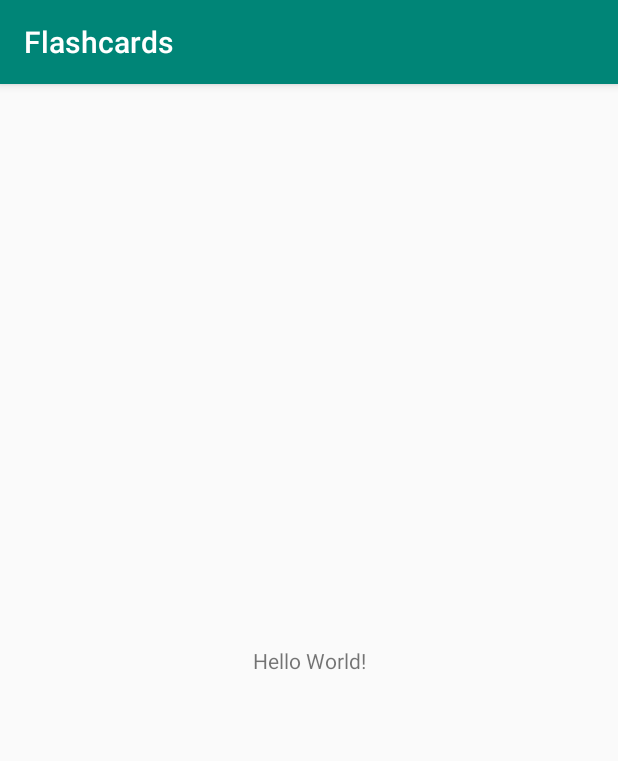
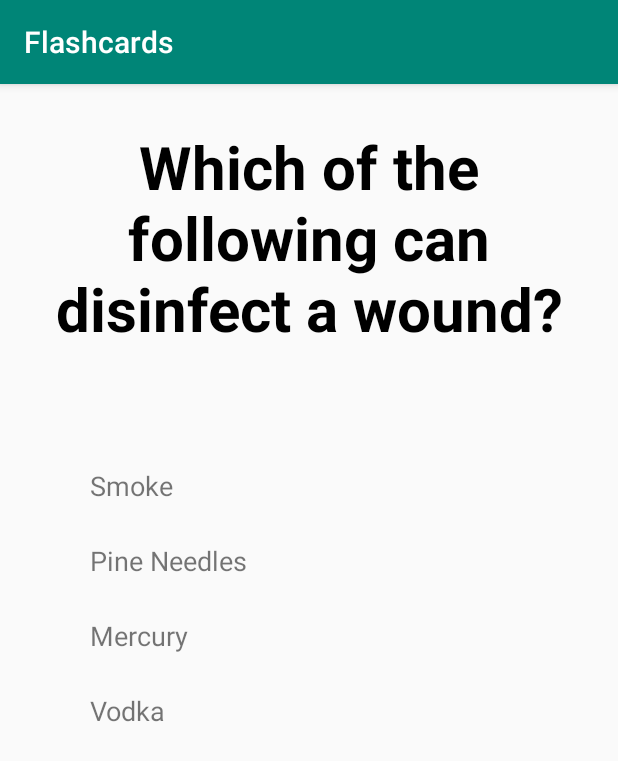
Before and after one commit to AlynMing/Flashcards, an Android app: the screen it shows after launch (MainActivity), on a phone screen of 412 x 824 dp. Shown: the top 761 px of the screen. Run offline under Robolectric (Android 15) with nearby library versions, the phone set to English and light mode, and no system bars.

Commit message:
Flashcards and optional questions created
Signed-off-by: Regina-Bass <reginabassvdl@gmail.com>

```diff
--- a/app/src/main/java/com/example/flashcards/MainActivity.java
+++ b/app/src/main/java/com/example/flashcards/MainActivity.java
@@ -2,13 +2,59 @@ package com.example.flashcards;
 
 import androidx.appcompat.app.AppCompatActivity;
 
+import android.graphics.Color;
 import android.os.Bundle;
+import android.view.View;
+import android.widget.TextView;
 
 public class MainActivity extends AppCompatActivity {
+
+    //TextView text = (TextView) findViewById(R.id.option1);
 
     @Override
     protected void onCreate(Bundle savedInstanceState) {
         super.onCreate(savedInstanceState);
         setContentView(R.layout.activity_main);
+
+
+        findViewById(R.id.flashcard_question).setOnClickListener(new View.OnClickListener() {
+            @Override
+            public void onClick(View v) {
+                findViewById(R.id.answer).setVisibility(View.VISIBLE);
+                findViewById(R.id.flashcard_question).setVisibility(View.INVISIBLE);
+            }
+        });
+
+
+        findViewById(R.id.option1).setOnClickListener(new View.OnClickListener() {
+            @Override
+            public void onClick(View v) {
+                findViewById(R.id.option1).setBackgroundColor(Color.RED);
+                //text.setTextColor(Color.WHITE);
+            }
+        });
+
+        findViewById(R.id.option2).setOnClickListener(new View.OnClickListener() {
+            @Override
+            public void onClick(View v) {
+                findViewById(R.id.option2).setBackgroundColor(Color.RED);
+            }
+        });
+
+        findViewById(R.id.option3).setOnClickListener(new View.OnClickListener() {
+            @Override
+            public void onClick(View v) {
+                findViewById(R.id.option3).setBackgroundColor(Color.RED);
+            }
+        });
+
+        findViewById(R.id.option4).setOnClickListener(new View.OnClickListener() {
+            @Override
+            public void onClick(View v) {
+                findViewById(R.id.option4).setBackgroundColor(Color.GREEN);
+            }
+        });
+
     }
+
 }
--- a/app/src/main/res/layout/activity_main.xml
+++ b/app/src/main/res/layout/activity_main.xml
@@ -1,18 +1,90 @@
 <?xml version="1.0" encoding="utf-8"?>
-<androidx.constraintlayout.widget.ConstraintLayout xmlns:android="http://schemas.android.com/apk/res/android"
+<RelativeLayout
+    xmlns:android="http://schemas.android.com/apk/res/android"
+    xmlns:tools="http://schemas.android.com/tools"
     xmlns:app="http://schemas.android.com/apk/res-auto"
-    xmlns:tools="http://schemas.android.com/tools"
     android:layout_width="match_parent"
     android:layout_height="match_parent"
     tools:context=".MainActivity">
 
     <TextView
+        android:id="@+id/flashcard_question"
+        android:layout_width="match_parent"
+        android:layout_height="200dp"
+        android:layout_alignParentStart="true"
+        android:layout_alignParentTop="true"
+        android:layout_alignParentEnd="true"
+        android:layout_centerHorizontal="true"
+        android:layout_marginStart="7dp"
+        android:layout_marginTop="28dp"
+        android:layout_marginEnd="7dp"
+        android:fontFamily="sans-serif"
+        android:text="Which of the following can disinfect a wound?"
+        android:textAlignment="center"
+        android:textColor="#000000"
+        android:textSize="40sp"
+        android:textStyle="bold"
+        android:typeface="monospace" />
+
+    <TextView
+        android:id="@+id/answer"
         android:layout_width="wrap_content"
         android:layout_height="wrap_content"
-        android:text="Hello World!"
-        app:layout_constraintBottom_toBottomOf="parent"
-        app:layout_constraintLeft_toLeftOf="parent"
-        app:layout_constraintRight_toRightOf="parent"
-        app:layout_constraintTop_toTopOf="parent" />
+        android:layout_alignParentStart="true"
+        android:layout_alignParentTop="true"
+        android:layout_centerHorizontal="true"
+        android:layout_marginStart="150dp"
+        android:layout_marginTop="98dp"
+        android:text="Vodka"
+        android:textAlignment="center"
+        android:textSize="38sp"
+        android:visibility="invisible" />
 
-</androidx.constraintlayout.widget.ConstraintLayout>
+    <TextView
+        android:id="@+id/option1"
+        android:layout_width="wrap_content"
+        android:layout_height="wrap_content"
+        android:layout_alignParentStart="true"
+        android:layout_alignParentTop="true"
+        android:layout_marginStart="60dp"
+        android:layout_marginTop="255dp"
+        android:text="Smoke"
+        android:textSize="18sp" />
+
+    <TextView
+        android:id="@+id/option4"
+        android:layout_width="wrap_content"
+        android:layout_height="wrap_content"
+        android:layout_alignParentStart="true"
+        android:layout_alignParentTop="true"
+        android:layout_alignParentBottom="false"
+        android:layout_marginStart="60dp"
+        android:layout_marginTop="405dp"
+        android:text="Vodka"
+        android:textSize="18sp" />
+
+    <TextView
+        android:id="@+id/option3"
+        android:layout_width="wrap_content"
+        android:layout_height="wrap_content"
+        android:layout_alignParentStart="true"
+        android:layout_alignParentTop="true"
+        android:layout_alignParentBottom="false"
+        android:layout_centerVertical="false"
+        android:layout_marginStart="60dp"
+        android:layout_marginTop="355dp"
+        android:text="Mercury"
+        android:textSize="18sp" />
+
+    <TextView
+        android:id="@+id/option2"
+        android:layout_width="wrap_content"
+        android:layout_height="wrap_content"
+        android:layout_alignParentStart="true"
+        android:layout_alignParentTop="true"
+        android:layout_marginStart="60dp"
+        android:layout_marginTop="305dp"
+        android:text="Pine Needles"
+        android:textSize="18sp" />
+
+</RelativeLayout>
```
